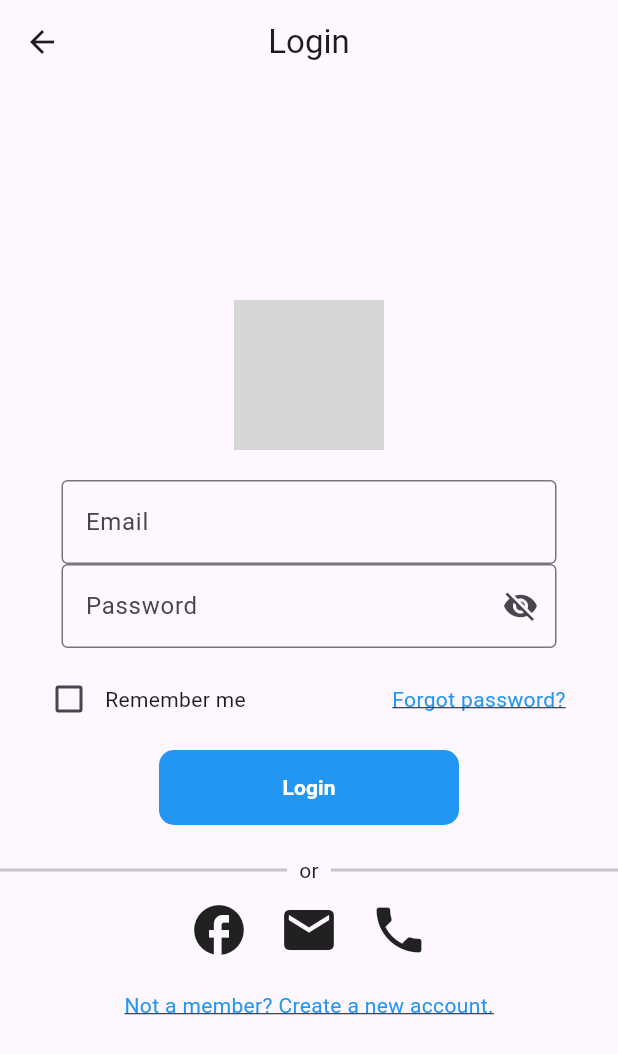
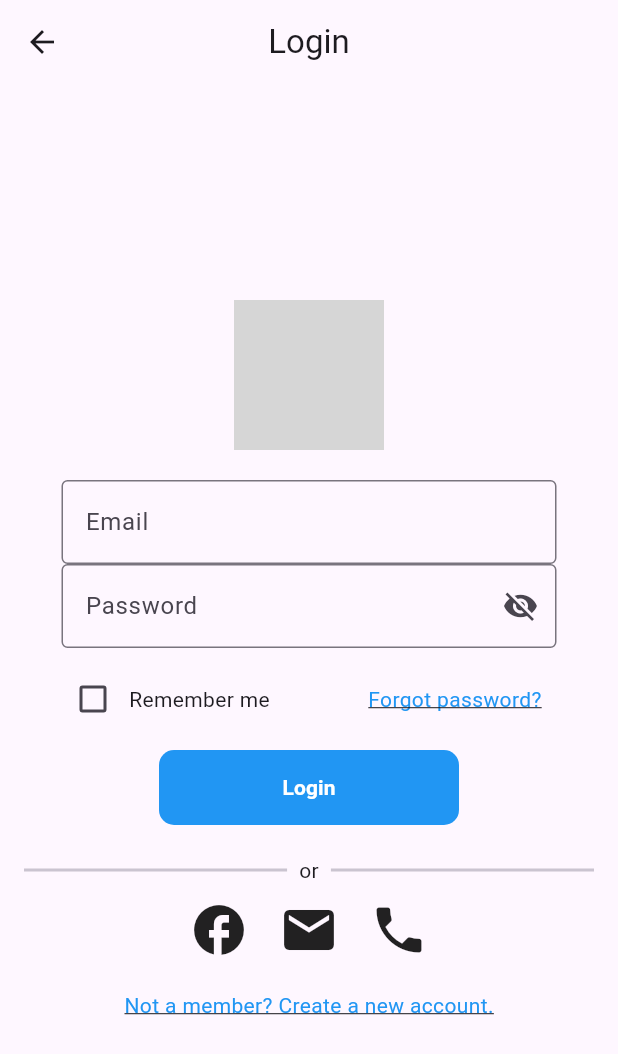
Before and after one commit to wlong0711/AD_Project_RecycleGO, a Flutter app: the screen it shows after launch, after a tap on "Login", on a phone screen of 412 x 824 dp. Shown: the top 1054 px of the screen. Run offline on Flutter 3.47's test engine with Material 3 defaults, Android fonts, the phone set to English and light mode, and no system bars; our stand-ins replace carousel_slider, cloud_firestore, firebase_auth, firebase_core, firebase_database, firebase_storage and 7 more; missing offline and left inert: qr_code_scanner; accounts and stored records are empty; network calls fail; grey boxes are pictures that could not be loaded.

Commit message:
Updated Code

```diff
--- a/lib/Shared Pages/StartUp Pages/home_page.dart
+++ b/lib/Shared Pages/StartUp Pages/home_page.dart
@@ -1,5 +1,3 @@
-import 'package:cloud_firestore/cloud_firestore.dart';
-import 'package:firebase_storage/firebase_storage.dart';
 import 'package:flutter/material.dart';
 import 'package:carousel_slider/carousel_slider.dart';
 import 'package:recycle_go/Admin%20Only%20Pages/view_report_issues.dart';
@@ -74,6 +72,8 @@ class HomePage extends StatelessWidget {
     _buildMenuButton(context, Icons.map, 'Map', MapScreenUser(title: 'User View Map')),
     _buildMenuButton(context, Icons.qr_code_scanner, 'Scan QR', QRScanScreen(title: 'Scan QR')),
     _buildMenuButton(context, Icons.report_problem, 'Report Issue', ReportIssueScreen(title: 'Report an Issue')),
+    _buildMenuButton(context, Icons.discount, 'View Reward', ViewRewardPage()),
+
   ];
 
   // Admin-Only Actions
--- a/lib/Shared Pages/StartUp Pages/login.dart
+++ b/lib/Shared Pages/StartUp Pages/login.dart
@@ -4,10 +4,8 @@ import 'package:flutter/material.dart';
 import 'package:recycle_go/Shared%20Pages/StartUp%20Pages/home_page.dart';
 import 'package:recycle_go/models/global_user.dart';
 import 'forgot.dart';
-import 'register.dart'; // Import the RegisterPage
+import 'register.dart';
 import 'package:shared_preferences/shared_preferences.dart';
-import 'remember_me.dart'; // Import the RememberMeWidget
-
 
 class LoginPage extends StatefulWidget {
   const LoginPage({Key? key}) : super(key: key);
@@ -20,12 +18,12 @@ class _LoginPageState extends State<LoginPage> {
   bool _isPasswordVisible = false;
   final TextEditingController _usernameController = TextEditingController();
   final TextEditingController _passwordController = TextEditingController();
-  bool _rememberMe = false; // Add this variable to store the state
+  bool _rememberMe = false;
+  bool _isLoading = false;  // Flag for loading indicator
 
   @override
   void initState() {
     super.initState();
-    // Load saved authentication state
     _loadAuthenticationState();
   }
 
@@ -41,44 +39,37 @@ class _LoginPageState extends State<LoginPage> {
   }
 
   void _login() async {
-    // Clear saved authentication state when Remember Me is unchecked
     if (!_rememberMe) {
       _clearAuthenticationState();
     }
     if (_usernameController.text.isEmpty || _passwordController.text.isEmpty) {
-      // Show a snackbar for empty fields
       _showErrorSnackBar('Please enter both email and password.');
       return;
     }
 
+    setState(() => _isLoading = true);  // Start loading
+
     try {
-      // Sign in with email and password
       UserCredential userCredential = await FirebaseAuth.instance.signInWithEmailAndPassword(
         email: _usernameController.text,
         password: _passwordController.text,
       );
 
-      // If the signIn is successful, navigate to HomePage
       if (userCredential.user != null) {
-
-        // Fetch the username from Firestore using the email
         String userEmail = _usernameController.text.trim();
         var usersCollection = FirebaseFirestore.instance.collection('users');
         var querySnapshot = await usersCollection.where('email', isEqualTo: userEmail).get();
 
         if (querySnapshot.docs.isNotEmpty) {
-          // Assuming 'username' is the field name in your Firestore collection
           var userDocument = querySnapshot.docs.first;
           GlobalUser.userName = userDocument['username'];
           GlobalUser.userLevel = userDocument['level'];
           GlobalUser.userPoints = userDocument['points'];
 
-        // Save authentication state if "Remember Me" is checked
           if (_rememberMe) {
             _saveAuthenticationState();
           }
 
-          // Navigate to HomePage
           Navigator.pushReplacement(
             context,
             MaterialPageRoute(builder: (context) => const HomePage()),
@@ -88,9 +79,7 @@ class _LoginPageState extends State<LoginPage> {
         }
       }
     } on FirebaseAuthException catch (e) {
-      // Log the error code for debugging
       print('FirebaseAuthException with code: ${e.code}');
-      // Match the error code and display an appropriate error message
       String errorMessage;
       switch (e.code) {
         case 'invalid-email':
@@ -108,9 +97,10 @@ class _LoginPageState extends State<LoginPage> {
       }
       _showErrorSnackBar(errorMessage);
     } catch (e) {
-      // General error handling
       _showErrorSnackBar('Login failed. Please try again.');
-      print(e); // For debugging purposes
+      print(e);
+    } finally {
+      setState(() => _isLoading = false);  // Stop loading
     }
   }
 
@@ -145,137 +135,53 @@ class _LoginPageState extends State<LoginPage> {
       centerTitle: true,
       title: const Text('Login'),
     ),
-      body: Column(
+    body: Stack(
+      children: [
+        Center(child: _buildLoginForm()), // Wrap with Center here
+        if (_isLoading) _buildLoadingOverlay(),
+      ],
+    ),
+  );
+}
+
+  Widget _buildLoginForm() {
+  return SingleChildScrollView(
+    padding: EdgeInsets.only(
+      bottom: MediaQuery.of(context).viewInsets.bottom,
+    ),
+    child: Padding(
+      padding: const EdgeInsets.all(16.0),
+      child: Column(
+        mainAxisSize: MainAxisSize.min,  // Use min to fit content size
         mainAxisAlignment: MainAxisAlignment.center,
         crossAxisAlignment: CrossAxisAlignment.center,
         children: [
-          // Company Logo at the top center
           Image.network(
             'https://firebasestorage.googleapis.com/v0/b/recyclego-64b10.appspot.com/o/Company%20Logo%2FLogoWithSlogan.png?alt=media&token=5b939cb4-b9d8-42b5-adcb-8de58ee095e0',
-            width: 100, // Set the width according to your design
-            height: 100, // Set the height according to your design
+            width: 100,
+            height: 100,
           ),
-
           const SizedBox(height: 20),
-
-          // Username Input Box
-          SizedBox(
-            width: 330,
-            child: TextField(
-              controller: _usernameController,
-              obscureText: _isPasswordVisible,
-              onChanged: (value) {
-                // Handle the input change and update the state as needed
-                setState(() {});
-              },
-              decoration: InputDecoration(
-                labelText: _usernameController.text.isEmpty ? 'Email' : '',
-                border: const OutlineInputBorder(),
-              ),
-            ),
-          ),
-
-          // Password Input Box
-          SizedBox(
-            width: 330,
-            child: TextField(
-              controller: _passwordController,
-              obscureText: !_isPasswordVisible,
-              onChanged: (value) {
-                // Handle the input change and update the state as needed
-                setState(() {});
-              },
-              decoration: InputDecoration(
-                labelText: _passwordController.text.isEmpty ? 'Password' : '',
-                border: const OutlineInputBorder(),
-                suffixIcon: GestureDetector(
-                  onTap: () {
-                    setState(() {
-                      _isPasswordVisible = !_isPasswordVisible;
-                    });
-                  },
-                  child: Icon(
-                    _isPasswordVisible
-                        ? Icons.visibility
-                        : Icons.visibility_off,
-                  ),
-                ),
-              ),
-            ),
-          ),
-
+          _buildInputBox("Email", _usernameController, isPassword: false),
+          _buildPasswordInputBox(),
           const SizedBox(height: 10),
           Row(
             mainAxisAlignment: MainAxisAlignment.spaceBetween,
             children: [
-              RememberMeWidget(
-                usernameController: _usernameController,
-                passwordController: _passwordController,
-                onRememberMeChanged: (value) {
-                  setState(() {
-                    _rememberMe = value;
-                  });
-                },
-              ),
+              _buildRememberMe(),
               _buildForgotPasswordLink(),
             ],
           ),
-
           const SizedBox(height: 10),
-
-          // Login Button
-          Container(
-            width: 200,
-            height: 50,
-            decoration: BoxDecoration(
-              color: Colors.blue,
-              borderRadius: BorderRadius.circular(10),
-            ),
-            child: TextButton(
-              onPressed: _login,
-              child: Center(
-                child: Text(
-                  'Login',
-                  style: const TextStyle(
-                    color: Colors.white,
-                    fontWeight: FontWeight.bold,
-                  ),
-                ),
-              ),
-            ),
-          ),
-
+          _buildButton("Login", Colors.blue, _login),
           const SizedBox(height: 20),
-
-          // Horizontal Bar and "or" text
-          Row(
-            children: [
-              Expanded(
-                child: Divider(
-                  thickness: 2,
-                ),
-              ),
-              Padding(
-                padding: EdgeInsets.symmetric(horizontal: 8),
-                child: Text('or'),
-              ),
-              Expanded(
-                child: Divider(
-                  thickness: 2,
-                ),
-              ),
+          _buildOrSeparator(),
+          const SizedBox(height: 10),
+          _buildOtherLoginMethods(),
+          const SizedBox(height: 20),
+          _buildCreateAccountText(),
         ],
       ),
-
-          const SizedBox(height: 10),
-          // Other Login Methods
-          _buildOtherLoginMethods(),
-
-          const SizedBox(height: 20),
-
-          // "Not a member, create a new account" Text
-          _buildCreateAccountText(),
-        ],
     ),
   );
   }
@@ -427,6 +333,34 @@ class _LoginPageState extends State<LoginPage> {
       ),
     );
   }
+
+  Widget _buildOrSeparator() {
+    return Row(
+      children: [
+        Expanded(
+          child: Divider(thickness: 2),
+        ),
+        Padding(
+          padding: const EdgeInsets.symmetric(horizontal: 8),
+          child: const Text('or'),
+        ),
+        Expanded(
+          child: Divider(thickness: 2),
+        ),
+      ],
+    );
+  }
+}
+
+  Widget _buildLoadingOverlay() {
+    return Positioned.fill( // Use Positioned.fill to cover the entire screen
+      child: Container(
+        color: Colors.black.withOpacity(0.5), // Semi-transparent overlay
+        child: Center(
+          child: CircularProgressIndicator(),
+        ),
+      ),
+    );
   }
 
 void main() {
```
Lines whose indentation alone changed are shown as unchanged.
